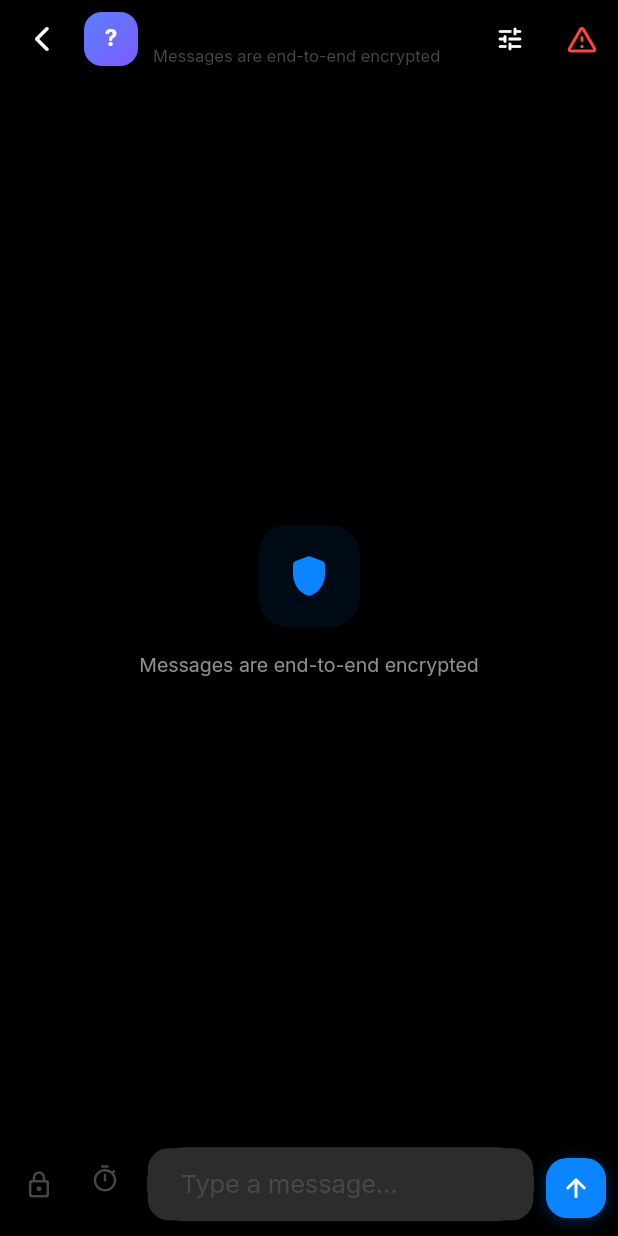
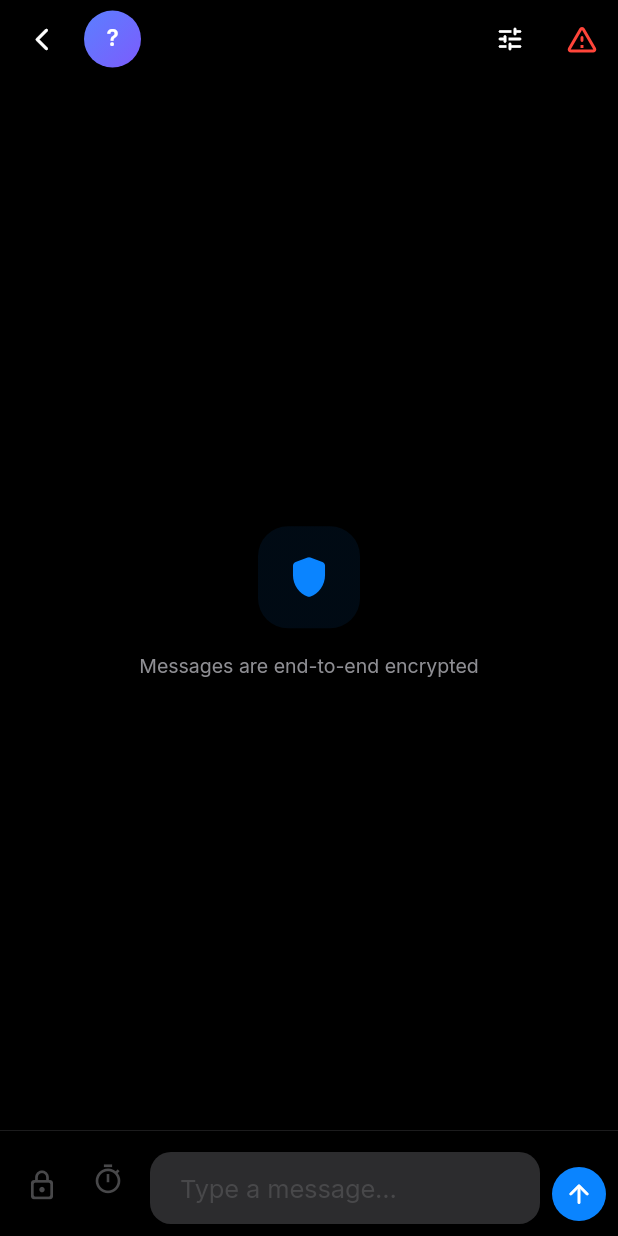
Before and after one commit to Marco-P-Keller/krypta, a Flutter app: the ChatScreen screen opened directly with empty values, on a phone screen of 412 x 824 dp. Run offline on Flutter 3.47's test engine with Material 3 defaults, Android fonts, the phone set to English and light mode, and no system bars; our stand-ins replace cloud_firestore, equatable, firebase_auth, firebase_core, firebase_messaging, flutter_secure_storage and 3 more; missing offline and left inert: cryptography, mobile_scanner; accounts and stored records are empty.

Commit message:
design: chat screen — circular avatar, iOS pill input, clean send button
Co-Authored-By: Claude Sonnet 4.6 <noreply@anthropic.com>

```diff
--- a/lib/features/messenger/presentation/chat_screen.dart
+++ b/lib/features/messenger/presentation/chat_screen.dart
@@ -178,11 +178,9 @@ class _ChatScreenState extends State<ChatScreen> with WidgetsBindingObserver {
   }
 
   PreferredSizeWidget _buildAppBar(BuildContext context, AppLocalizations l10n) {
-    final isDark = Theme.of(context).brightness == Brightness.dark;
-
     return AppBar(
       leading: IconButton(
-        icon: const Icon(Icons.arrow_back_ios_new_rounded, size: 20),
+        icon: const Icon(Icons.arrow_back_ios_new_rounded, size: 18),
         onPressed: widget.onBack,
       ),
       titleSpacing: 0,
@@ -191,22 +189,22 @@ class _ChatScreenState extends State<ChatScreen> with WidgetsBindingObserver {
           final chat = messenger.chatById(widget.chat.id);
           final name = chat?.recipientName ?? widget.chat.recipientName;
           final isTyping = messenger.isTyping(widget.chat.recipientId);
-          final hasTimer = chat?.defaultSelfDestruct != null;
           final colors = _avatarGradient(name);
+
           return GestureDetector(
             onTap: () => ChatSettingsSheet.show(context, widget.chat.id),
             child: Row(
               children: [
                 Container(
-                  width: 36,
-                  height: 36,
+                  width: 38,
+                  height: 38,
                   decoration: BoxDecoration(
                     gradient: LinearGradient(
                       colors: colors,
                       begin: Alignment.topLeft,
                       end: Alignment.bottomRight,
                     ),
-                    borderRadius: BorderRadius.circular(12),
+                    shape: BoxShape.circle,
                   ),
                   child: Center(
                     child: Text(
@@ -214,7 +212,7 @@ class _ChatScreenState extends State<ChatScreen> with WidgetsBindingObserver {
                       style: const TextStyle(
                         color: Colors.white,
                         fontSize: 15,
-                        fontWeight: FontWeight.w700,
+                        fontWeight: FontWeight.w600,
                       ),
                     ),
                   ),
@@ -224,52 +222,20 @@ class _ChatScreenState extends State<ChatScreen> with WidgetsBindingObserver {
                   child: Column(
                     crossAxisAlignment: CrossAxisAlignment.start,
                     children: [
-                      Row(
-                        mainAxisSize: MainAxisSize.min,
-                        children: [
-                          Flexible(
-                            child: Text(
+                      Text(
                         name,
                         overflow: TextOverflow.ellipsis,
-                              style: Theme.of(context).textTheme.titleMedium?.copyWith(
+                        style: Theme.of(context).textTheme.titleLarge?.copyWith(
                               fontWeight: FontWeight.w600,
-                                    letterSpacing: -0.2,
                             ),
-                            ),
-                          ),
-                          if (hasTimer) ...[
-                            const SizedBox(width: 5),
-                            Container(
-                              padding: const EdgeInsets.all(2),
-                              decoration: BoxDecoration(
-                                color: AppColors.primary.withValues(alpha: 0.12),
-                                borderRadius: BorderRadius.circular(5),
-                              ),
-                              child: const Icon(Icons.timer_outlined,
-                                  size: 12, color: AppColors.primary),
-                            ),
-                          ],
-                        ],
                       ),
                       if (isTyping)
                         Text(
                           l10n.typing,
-                          style: Theme.of(context).textTheme.bodySmall?.copyWith(
-                                color: AppColors.primary,
-                                fontSize: 11,
+                          style: const TextStyle(
+                            color: AppColors.accent,
+                            fontSize: 12,
                           ),
-                        )
-                      else
-                        Text(
-                          l10n.encryptionInfo,
-                          style: Theme.of(context).textTheme.bodySmall?.copyWith(
-                                color: isDark
-                                    ? AppColors.textTertiaryDark
-                                    : AppColors.textTertiaryLight,
-                                fontSize: 11,
-                              ),
-                          maxLines: 1,
-                          overflow: TextOverflow.ellipsis,
                         ),
                     ],
                   ),
@@ -492,32 +458,39 @@ class _ChatScreenState extends State<ChatScreen> with WidgetsBindingObserver {
   }
 
   Widget _buildMessageInput(BuildContext context, AppLocalizations l10n, bool isDark) {
-    final secondaryIcon = isDark
+    final dimColor = isDark
         ? AppColors.textTertiaryDark
         : AppColors.textTertiaryLight;
 
     return Container(
       padding: EdgeInsets.only(
-        left: 6,
+        left: 8,
         right: 8,
-        top: 10,
-        bottom: MediaQuery.of(context).padding.bottom + 10,
+        top: 8,
+        bottom: MediaQuery.of(context).padding.bottom + 8,
       ),
       decoration: BoxDecoration(
         color: isDark ? AppColors.backgroundDark : AppColors.backgroundLight,
+        border: Border(
+          top: BorderSide(
+            color: isDark ? AppColors.dividerDark : AppColors.dividerLight,
+            width: 0.33,
+          ),
+        ),
       ),
       child: Row(
         crossAxisAlignment: CrossAxisAlignment.end,
         children: [
+          // Lock icon
           Padding(
-            padding: const EdgeInsets.only(bottom: 4),
+            padding: const EdgeInsets.only(bottom: 6),
             child: IconButton(
               icon: Icon(
                 _messagePassword != null
                     ? Icons.lock_rounded
                     : Icons.lock_outline_rounded,
-                color: _messagePassword != null ? AppColors.warning : secondaryIcon,
-                size: 20,
+                color: _messagePassword != null ? AppColors.warning : dimColor,
+                size: 22,
               ),
               onPressed: _showPasswordSetDialog,
               visualDensity: VisualDensity.compact,
@@ -525,17 +498,18 @@ class _ChatScreenState extends State<ChatScreen> with WidgetsBindingObserver {
               constraints: const BoxConstraints(minWidth: 36, minHeight: 36),
             ),
           ),
+          // Timer icon
           Padding(
-            padding: const EdgeInsets.only(bottom: 4),
+            padding: const EdgeInsets.only(bottom: 6),
             child: PopupMenuButton<String>(
               icon: Icon(
                 _perMessageTimer != null || _burnAfterRead
                     ? Icons.timer_rounded
                     : Icons.timer_outlined,
                 color: _perMessageTimer != null || _burnAfterRead
-                    ? AppColors.primary
-                    : secondaryIcon,
-                size: 20,
+                    ? AppColors.accent
+                    : dimColor,
+                size: 22,
               ),
               padding: EdgeInsets.zero,
               onSelected: (value) {
@@ -592,19 +566,15 @@ class _ChatScreenState extends State<ChatScreen> with WidgetsBindingObserver {
             ),
           ),
           const SizedBox(width: 4),
+          // Text field
           Expanded(
             child: Container(
+              constraints: const BoxConstraints(maxHeight: 120),
               decoration: BoxDecoration(
                 color: isDark
                     ? AppColors.surfaceElevatedDark
                     : AppColors.surfaceElevatedLight,
-                borderRadius: BorderRadius.circular(24),
-                border: Border.all(
-                  color: isDark
-                      ? AppColors.dividerDark.withValues(alpha: 0.5)
-                      : AppColors.dividerLight.withValues(alpha: 0.5),
-                  width: 0.5,
-                ),
+                borderRadius: BorderRadius.circular(22),
               ),
               child: TextField(
                 controller: _controller,
@@ -613,12 +583,24 @@ class _ChatScreenState extends State<ChatScreen> with WidgetsBindingObserver {
                 maxLines: 5,
                 minLines: 1,
                 onChanged: _onTextChanged,
-                style: const TextStyle(fontSize: 15),
+                style: TextStyle(
+                  fontSize: 17,
+                  color: isDark
+                      ? AppColors.textPrimaryDark
+                      : AppColors.textPrimaryLight,
+                  height: 1.35,
+                ),
                 decoration: InputDecoration(
                   hintText: l10n.typeMessage,
+                  hintStyle: TextStyle(
+                    color: isDark
+                        ? AppColors.textTertiaryDark
+                        : AppColors.textTertiaryLight,
+                    fontSize: 17,
+                  ),
                   border: InputBorder.none,
                   contentPadding: const EdgeInsets.symmetric(
-                    horizontal: 18,
+                    horizontal: 16,
                     vertical: 10,
                   ),
                 ),
@@ -627,30 +609,23 @@ class _ChatScreenState extends State<ChatScreen> with WidgetsBindingObserver {
             ),
           ),
           const SizedBox(width: 8),
+          // Send button — circular, no shadow
           Padding(
             padding: const EdgeInsets.only(bottom: 2),
+            child: GestureDetector(
+              onTap: _sendMessage,
               child: Container(
-              width: 40,
-              height: 40,
-              decoration: BoxDecoration(
-                gradient: const LinearGradient(
-                  colors: [AppColors.messageSentStart, AppColors.messageSentEnd],
-                  begin: Alignment.topLeft,
-                  end: Alignment.bottomRight,
+                width: 36,
+                height: 36,
+                decoration: const BoxDecoration(
+                  color: AppColors.accent,
+                  shape: BoxShape.circle,
                 ),
-                borderRadius: BorderRadius.circular(14),
-                boxShadow: [
-                  BoxShadow(
-                    color: AppColors.primary.withValues(alpha: 0.3),
-                    blurRadius: 8,
-                    offset: const Offset(0, 2),
+                child: const Icon(
+                  Icons.arrow_upward_rounded,
+                  color: Colors.white,
+                  size: 20,
                 ),
-                ],
-              ),
-              child: IconButton(
-                icon: const Icon(Icons.arrow_upward_rounded, color: Colors.white, size: 20),
-                onPressed: _sendMessage,
-                padding: EdgeInsets.zero,
               ),
             ),
           ),
```
Lines whose indentation alone changed are shown as unchanged.
